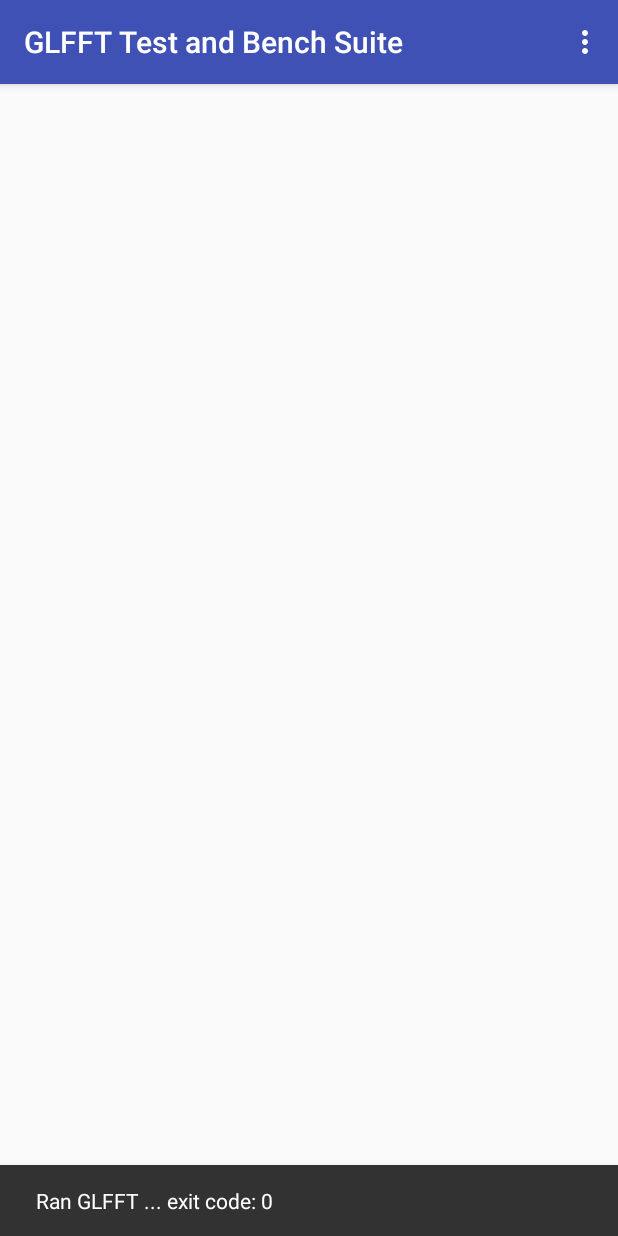
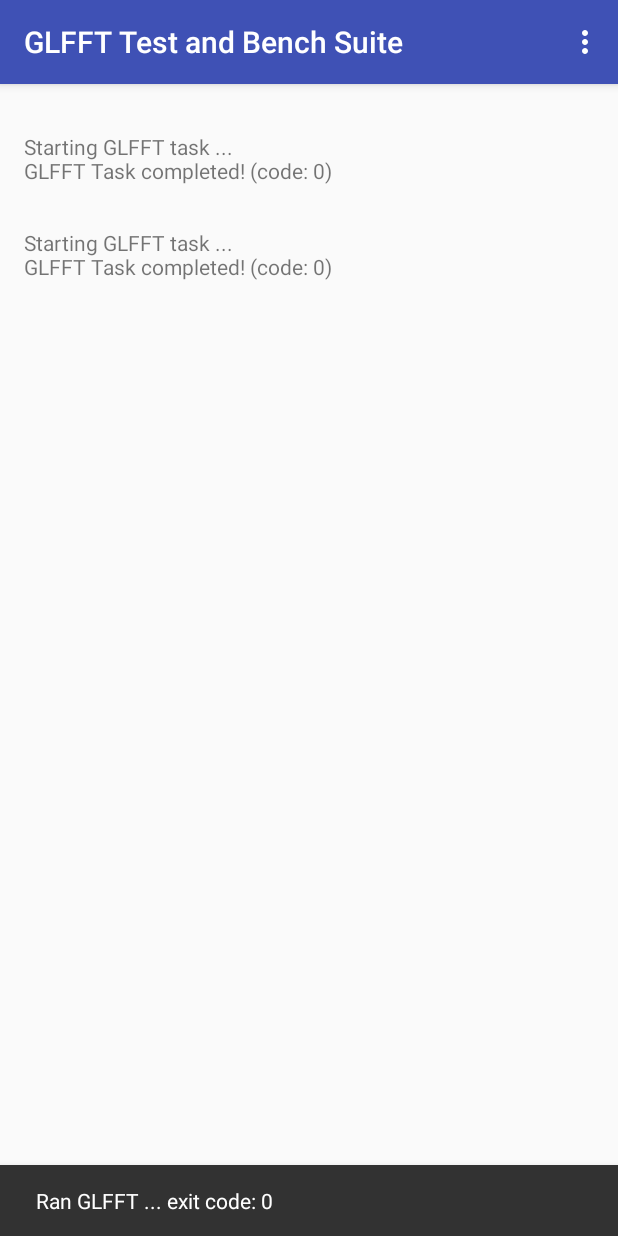
Before and after one commit to Themaister/GLFFT, an Android app: the screen it shows after launch (TestActivity), in the options menu, after a tap on "Run Basic Benchmark", on a phone screen of 412 x 824 dp. Run offline under Robolectric (Android 15) with nearby library versions, the phone set to English and light mode, and no system bars; 5 statements that could not run were skipped.

Commit message:
Forward logcat stuff to UI.

```diff
--- a/android/app/src/main/AndroidManifest.xml
+++ b/android/app/src/main/AndroidManifest.xml
@@ -9,7 +9,7 @@
         android:supportsRtl="true"
         android:theme="@style/AppTheme" >
         <activity
-            android:name=".TestActivity"
+            android:name="TestActivity"
             android:label="@string/app_name"
             android:theme="@style/AppTheme.NoActionBar" >
             <intent-filter>
--- a/android/app/src/main/java/net/themaister/glfft/TestActivity.java
+++ b/android/app/src/main/java/net/themaister/glfft/TestActivity.java
@@ -7,6 +7,9 @@ import android.support.v7.app.AppCompatActivity;
 import android.support.v7.widget.Toolbar;
 import android.view.Menu;
 import android.view.MenuItem;
+import android.view.View;
+import android.widget.ScrollView;
+import android.widget.TextView;
 
 import java.util.concurrent.CancellationException;
 import java.util.concurrent.ExecutionException;
@@ -19,6 +22,9 @@ public class TestActivity extends AppCompatActivity {
         setContentView(R.layout.activity_test);
         Toolbar toolbar = (Toolbar) findViewById(R.id.toolbar);
         setSupportActionBar(toolbar);
+
+        ScrollView scrollView = (ScrollView) findViewById(R.id.scrollView);
+        scrollView.fullScroll(View.FOCUS_DOWN);
     }
 
     @Override
@@ -28,6 +34,18 @@ public class TestActivity extends AppCompatActivity {
         return true;
     }
 
+    private void runTestSuiteInThread() {
+        endCurrentRun();
+        currentTask = new GLFFTTask((TextView) findViewById(R.id.content));
+        currentTask.execute(GLFFTTask.FULL_TEST_SUITE);
+    }
+
+    private void runBasicBenchInThread() {
+        endCurrentRun();
+        currentTask = new GLFFTTask((TextView) findViewById(R.id.content));
+        currentTask.execute(GLFFTTask.BASIC_BENCH);
+    }
+
     @Override
     public boolean onOptionsItemSelected(MenuItem item) {
         // Handle action bar item clicks here. The action bar will
@@ -35,21 +53,28 @@ public class TestActivity extends AppCompatActivity {
         // as you specify a parent activity in AndroidManifest.xml.
         int id = item.getItemId();
 
-        if (id == R.id.action_run_test_suite) {
-            runTestSuiteInThread();
-            return true;
-        }
-        else if (id == R.id.action_basic_bench) {
-            runBasicBenchInThread();
-            return true;
+        switch (id) {
+            case R.id.action_run_test_suite:
+                runTestSuiteInThread();
+                return true;
+
+            case R.id.action_basic_bench:
+                runBasicBenchInThread();
+                return true;
         }
 
         return super.onOptionsItemSelected(item);
     }
 
-    private class GLFFTTask extends AsyncTask<Integer, Integer, Integer> {
+    private class GLFFTTask extends AsyncTask<Integer, String, Integer> {
         public static final int FULL_TEST_SUITE = 1;
         public static final int BASIC_BENCH = 2;
+
+        TextView view;
+
+        GLFFTTask(TextView textView) {
+            view = textView;
+        }
 
         @Override
         protected Integer doInBackground(Integer... args) {
@@ -64,33 +89,43 @@ public class TestActivity extends AppCompatActivity {
                     break;
             }
 
-            if (result != 0)
-                return Integer.valueOf(result);
+            if (result != 0) {
+                Native.endTask();
+                return result;
+            }
 
-            do {
-                result = Native.iterate();
+            String log = Native.pull();
+            while (log != null || Native.isComplete() == 0) {
+                publishProgress(log);
                 if (isCancelled())
                     break;
-                publishProgress(Native.getCurrentProgress(), Native.getTargetProgress());
-            } while (result < 0);
+                log = Native.pull();
+            }
 
+            result = Native.getExitCode();
             Native.endTask();
             return result;
         }
 
         @Override
         protected void onCancelled(Integer result) {
+            view.append("GLFFT Task cancelled! (code: " + result + ")\n");
             Snackbar.make(findViewById(R.id.content), "GLFFT run cancelled.", Snackbar.LENGTH_LONG).show();
         }
 
         @Override
-        protected void onProgressUpdate(Integer... progress) {
-            if ((progress[0] & 31) == 0)
-                Snackbar.make(findViewById(R.id.content), "Progress: " + progress[0] + "/" + progress[1], Snackbar.LENGTH_SHORT).show();
+        protected void onProgressUpdate(String... progress) {
+            view.append(progress[0]);
+        }
+
+        @Override
+        protected void onPreExecute() {
+            view.append("\nStarting GLFFT task ...\n");
         }
 
         @Override
         protected void onPostExecute(Integer result) {
+            view.append("GLFFT Task completed! (code: " + result + ")\n\n");
             Snackbar.make(findViewById(R.id.content), "Ran GLFFT ... exit code: " + result, Snackbar.LENGTH_LONG).show();
         }
     }
@@ -110,18 +145,6 @@ public class TestActivity extends AppCompatActivity {
         }
     }
 
-    private void runTestSuiteInThread() {
-        endCurrentRun();
-        currentTask = new GLFFTTask();
-        currentTask.execute(GLFFTTask.FULL_TEST_SUITE);
-    }
-
-    private void runBasicBenchInThread() {
-        endCurrentRun();
-        currentTask = new GLFFTTask();
-        currentTask.execute(GLFFTTask.BASIC_BENCH);
-    }
-
     @Override
     protected void onPause() {
         super.onPause();
--- a/android/app/src/main/res/layout/content_test.xml
+++ b/android/app/src/main/res/layout/content_test.xml
@@ -9,6 +9,13 @@
     app:layout_behavior="@string/appbar_scrolling_view_behavior"
     tools:showIn="@layout/activity_test" tools:context=".TestActivity">
 
-    <TextView android:text="" android:layout_width="wrap_content"
-        android:layout_height="wrap_content" android:id="@+id/content" />
+    <ScrollView android:layout_width="wrap_content"
+        android:layout_height="wrap_content"
+        android:id="@+id/scrollView"
+        android:layout_weight="1">
+        <TextView android:id="@+id/content"
+            android:layout_width="wrap_content"
+            android:layout_height="wrap_content"/>
+    </ScrollView>
+
 </RelativeLayout>
```
Also changed, not shown: android/app/src/main/java/net/themaister/glfft/Native.java (+6 -4 lines), 10 other files.
